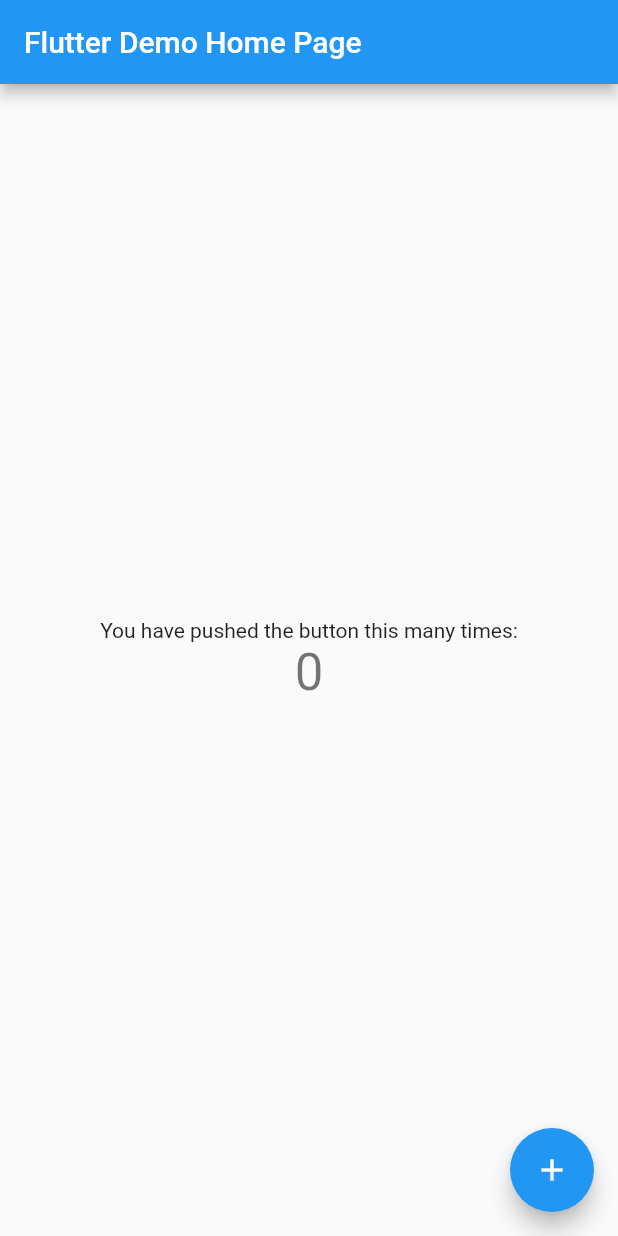
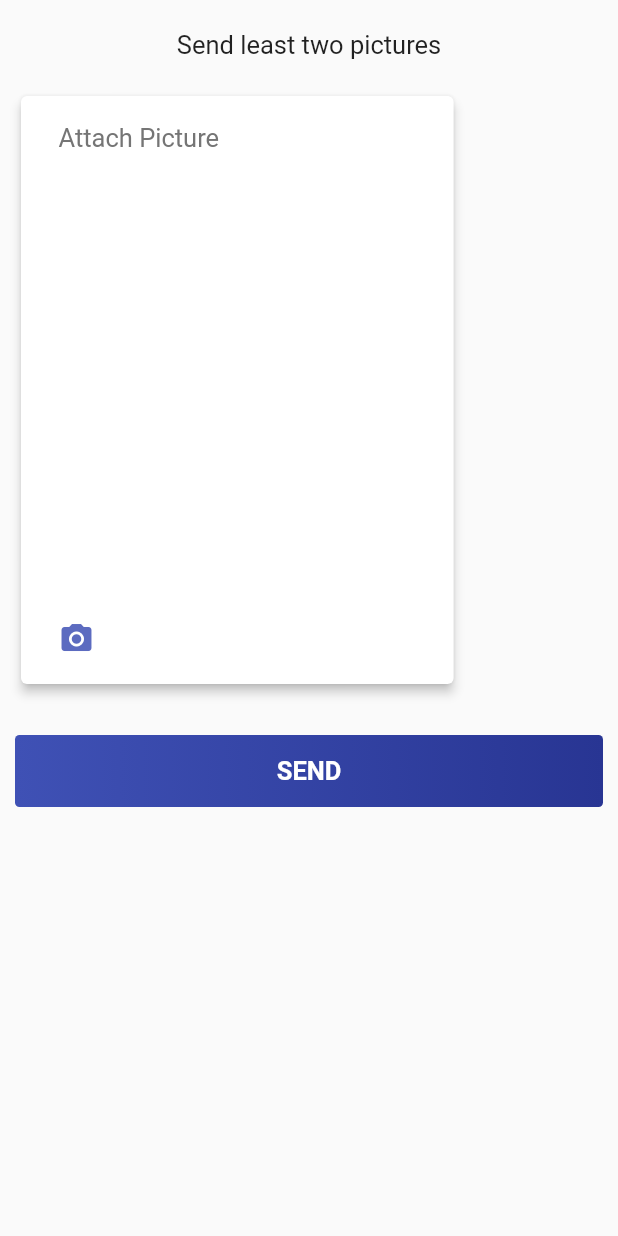
Before and after one commit to I4PUK/chistaya_linia, a Flutter app: the screen it shows after launch, on a phone screen of 412 x 824 dp. Run offline on Flutter 3.47's test engine with Material 2 defaults, Android fonts, the phone set to English and light mode, and no system bars; our stand-ins replace camera, dio.

Commit message:
impr: Create app base

```diff
--- /dev/null
+++ b/lib/card_picture.dart
@@ -0,0 +1,77 @@
+import 'dart:io';
+import 'package:flutter/material.dart';
+
+class CardPicture extends StatelessWidget {
+  CardPicture({this.onTap, this.imagePath});
+
+  final Function()? onTap;
+  final String? imagePath;
+
+  @override
+  Widget build(BuildContext context) {
+    final size = MediaQuery.of(context).size;
+
+    if (imagePath != null) {
+      return Card(
+        child: Container(
+          height: 300,
+          padding: EdgeInsets.all(10.0),
+          width: size.width * .70,
+          decoration: BoxDecoration(
+            borderRadius: BorderRadius.all(Radius.circular(4.0)),
+            image: DecorationImage(
+                fit: BoxFit.cover, image: FileImage(File(imagePath as String))),
+          ),
+
+          child: Column(
+            mainAxisAlignment: MainAxisAlignment.end,
+            crossAxisAlignment: CrossAxisAlignment.start,
+            children: [
+              Container(
+                decoration: BoxDecoration(
+                  shape: BoxShape.circle,
+                  color: Colors.redAccent,
+                  boxShadow: [
+                    BoxShadow(
+                      color: Colors.black,
+                      offset: Offset(3.0, 3.0),
+                      blurRadius: 2.0,
+                    )
+                  ]
+                ),
+                child: IconButton(onPressed: (){
+                print('icon press');
+              }, icon: Icon(Icons.delete, color: Colors.white)),
+              )
+            ],
+          ),
+        ),
+      );
+    }
+
+    return Card(
+        elevation: 3,
+        child: InkWell(
+          onTap: this.onTap,
+          child: Container(
+            padding: EdgeInsets.symmetric(vertical: 18, horizontal: 25),
+            width: size.width * .70,
+            height: 100,
+            child: Column(
+              mainAxisAlignment: MainAxisAlignment.spaceBetween,
+              crossAxisAlignment: CrossAxisAlignment.start,
+              children: [
+                Text(
+                  'Attach Picture',
+                  style: TextStyle(fontSize: 17.0, color: Colors.grey[600]),
+                ),
+                Icon(
+                  Icons.photo_camera,
+                  color: Colors.indigo[400],
+                )
+              ],
+            ),
+          ),
+        ));
+  }
+}
--- a/lib/main.dart
+++ b/lib/main.dart
@@ -1,115 +1,221 @@
+import 'package:chistaya_linia_test/card_picture.dart';
+import 'package:chistaya_linia_test/take_photo.dart';
+import 'package:chistaya_linia_test/dio_upload_service.dart';
+import 'package:camera/camera.dart';
 import 'package:flutter/material.dart';
+// import 'package:flutter/rendering.dart';
 
 void main() {
-  runApp(const MyApp());
+  runApp(MyApp());
 }
 
 class MyApp extends StatelessWidget {
-  const MyApp({Key? key}) : super(key: key);
-
   // This widget is the root of your application.
   @override
   Widget build(BuildContext context) {
     return MaterialApp(
-      title: 'Flutter Demo',
+      title: 'Flutter Upload',
+      debugShowCheckedModeBanner: false,
       theme: ThemeData(
-        // This is the theme of your application.
-        //
-        // Try running your application with "flutter run". You'll see the
-        // application has a blue toolbar. Then, without quitting the app, try
-        // changing the primarySwatch below to Colors.green and then invoke
-        // "hot reload" (press "r" in the console where you ran "flutter run",
-        // or simply save your changes to "hot reload" in a Flutter IDE).
-        // Notice that the counter didn't reset back to zero; the application
-        // is not restarted.
         primarySwatch: Colors.blue,
       ),
-      home: const MyHomePage(title: 'Flutter Demo Home Page'),
+      home: MyHomePage(title: 'Flutter Upload'),
     );
   }
 }
 
 class MyHomePage extends StatefulWidget {
-  const MyHomePage({Key? key, required this.title}) : super(key: key);
-
-  // This widget is the home page of your application. It is stateful, meaning
-  // that it has a State object (defined below) that contains fields that affect
-  // how it looks.
-
-  // This class is the configuration for the state. It holds the values (in this
-  // case the title) provided by the parent (in this case the App widget) and
-  // used by the build method of the State. Fields in a Widget subclass are
-  // always marked "final".
+  MyHomePage({Key? key, required this.title}) : super(key: key);
 
   final String title;
 
   @override
-  State<MyHomePage> createState() => _MyHomePageState();
+  _MyHomePageState createState() => _MyHomePageState();
 }
 
 class _MyHomePageState extends State<MyHomePage> {
-  int _counter = 0;
+  // final HttpUploadService _httpUploadService = HttpUploadService();
+  final DioUploadService _dioUploadService = DioUploadService();
+  late CameraDescription _cameraDescription;
+  List<String> _images = [];
+  @override
+  void initState() {
+    super.initState();
+    availableCameras().then((cameras) {
+      final camera = cameras
+          .where((camera) => camera.lensDirection == CameraLensDirection.back)
+          .toList()
+          .first;
+      setState(() {
+        _cameraDescription = camera;
+      });
+    }).catchError((err) {
+      print(err);
+    });
+  }
 
-  void _incrementCounter() {
-    setState(() {
-      // This call to setState tells the Flutter framework that something has
-      // changed in this State, which causes it to rerun the build method below
-      // so that the display can reflect the updated values. If we changed
-      // _counter without calling setState(), then the build method would not be
-      // called again, and so nothing would appear to happen.
-      _counter++;
-    });
+  Future<void> presentAlert(BuildContext context,
+      {String title = '', String message = '', Function()? ok}) {
+    return showDialog(
+        context: context,
+        builder: (c) {
+          return AlertDialog(
+            title: Text('$title'),
+            content: Column(
+              crossAxisAlignment: CrossAxisAlignment.start,
+              mainAxisSize: MainAxisSize.min,
+              children: <Widget>[
+                Container(
+                  child: Text('$message'),
+                )
+              ],
+            ),
+            actions: <Widget>[
+              TextButton(
+                child: Text(
+                  'OK',
+                  // style: greenText,
+                ),
+                onPressed: ok != null ? ok : Navigator.of(context).pop,
+              ),
+            ],
+          );
+        });
+  }
+
+  void presentLoader(BuildContext context,
+      {String text = 'Aguarde...',
+      bool barrierDismissible = false,
+      bool willPop = true}) {
+    showDialog(
+        barrierDismissible: barrierDismissible,
+        context: context,
+        builder: (c) {
+          return WillPopScope(
+            onWillPop: () async {
+              return willPop;
+            },
+            child: AlertDialog(
+              content: Container(
+                child: Row(
+                  children: <Widget>[
+                    CircularProgressIndicator(),
+                    SizedBox(
+                      width: 20.0,
+                    ),
+                    Text(
+                      text,
+                      style: TextStyle(fontSize: 18.0),
+                    )
+                  ],
+                ),
+              ),
+            ),
+          );
+        });
   }
 
   @override
   Widget build(BuildContext context) {
-    // This method is rerun every time setState is called, for instance as done
-    // by the _incrementCounter method above.
-    //
-    // The Flutter framework has been optimized to make rerunning build methods
-    // fast, so that you can just rebuild anything that needs updating rather
-    // than having to individually change instances of widgets.
     return Scaffold(
-      appBar: AppBar(
-        // Here we take the value from the MyHomePage object that was created by
-        // the App.build method, and use it to set our appbar title.
-        title: Text(widget.title),
-      ),
-      body: Center(
-        // Center is a layout widget. It takes a single child and positions it
-        // in the middle of the parent.
+        body: SafeArea(
+      child: SingleChildScrollView(
+        padding: EdgeInsets.only(top: 20.0, bottom: 20.0),
         child: Column(
-          // Column is also a layout widget. It takes a list of children and
-          // arranges them vertically. By default, it sizes itself to fit its
-          // children horizontally, and tries to be as tall as its parent.
-          //
-          // Invoke "debug painting" (press "p" in the console, choose the
-          // "Toggle Debug Paint" action from the Flutter Inspector in Android
-          // Studio, or the "Toggle Debug Paint" command in Visual Studio Code)
-          // to see the wireframe for each widget.
-          //
-          // Column has various properties to control how it sizes itself and
-          // how it positions its children. Here we use mainAxisAlignment to
-          // center the children vertically; the main axis here is the vertical
-          // axis because Columns are vertical (the cross axis would be
-          // horizontal).
-          mainAxisAlignment: MainAxisAlignment.center,
-          children: <Widget>[
-            const Text(
-              'You have pushed the button this many times:',
+          children: [
+            Text('Send least two pictures', style: TextStyle(fontSize: 17.0)),
+            SizedBox(
+              height: 20,
             ),
-            Text(
-              '$_counter',
-              style: Theme.of(context).textTheme.headline4,
+            Container(
+              padding: EdgeInsets.symmetric(horizontal: 10.0),
+              height: 400,
+              child: ListView(
+                  scrollDirection: Axis.horizontal,
+                  children: [
+                        CardPicture(
+                          onTap: () async {
+                            final String? imagePath =
+                                await Navigator.of(context)
+                                    .push(MaterialPageRoute(
+                                        builder: (_) => TakePhoto(
+                                              camera: _cameraDescription,
+                                            )));
+
+                            print('imagepath: $imagePath');
+                            if (imagePath != null) {
+                              setState(() {
+                                _images.add(imagePath);
+                              });
+                            }
+                          },
+                        ),
+                        // CardPicture(),
+                        // CardPicture(),
+                      ] +
+                      _images
+                          .map((String path) => CardPicture(
+                                imagePath: path,
+                              ))
+                          .toList()),
             ),
+            SizedBox(
+              height: 20.0,
+            ),
+            Padding(
+                padding: EdgeInsets.all(10.0),
+                child: Row(
+                  children: [
+                    Expanded(
+                      child: Container(
+                          decoration: BoxDecoration(
+                              // color: Colors.indigo,
+                              gradient: LinearGradient(colors: [
+                                Colors.indigo,
+                                Colors.indigo.shade800
+                              ]),
+                              borderRadius:
+                                  BorderRadius.all(Radius.circular(3.0))),
+                          child: RawMaterialButton(
+                            padding: EdgeInsets.symmetric(vertical: 12.0),
+                            onPressed: () async {
+                              // show loader
+                              presentLoader(context, text: 'Wait...');
+
+                              // calling with dio
+                              var responseDataDio =
+                                  await _dioUploadService.uploadPhotos(_images);
+
+                              // calling with http
+                              var responseDataHttp = await _dioUploadService
+                                  .uploadPhotos(_images);
+
+                              // hide loader
+                              Navigator.of(context).pop();
+
+                              // showing alert dialogs
+                              await presentAlert(context,
+                                  title: 'Success Dio',
+                                  message: responseDataDio.toString());
+                              await presentAlert(context,
+                                  title: 'Success HTTP',
+                                  message: responseDataHttp);
+                            },
+                            child: Center(
+                                child: Text(
+                              'SEND',
+                              style: TextStyle(
+                                  color: Colors.white,
+                                  fontSize: 17.0,
+                                  fontWeight: FontWeight.bold),
+                            )),
+                          )),
+                    )
+                  ],
+                ))
           ],
         ),
       ),
-      floatingActionButton: FloatingActionButton(
-        onPressed: _incrementCounter,
-        tooltip: 'Increment',
-        child: const Icon(Icons.add),
-      ), // This trailing comma makes auto-formatting nicer for build methods.
-    );
+    ));
   }
 }
```
Also changed, not shown: lib/dio_upload_service.dart (added, +22 -0 lines), lib/take_photo.dart (added, +76 -0 lines), pubspec.yaml (+5 -3 lines), pubspec.lock, 1 other file.
